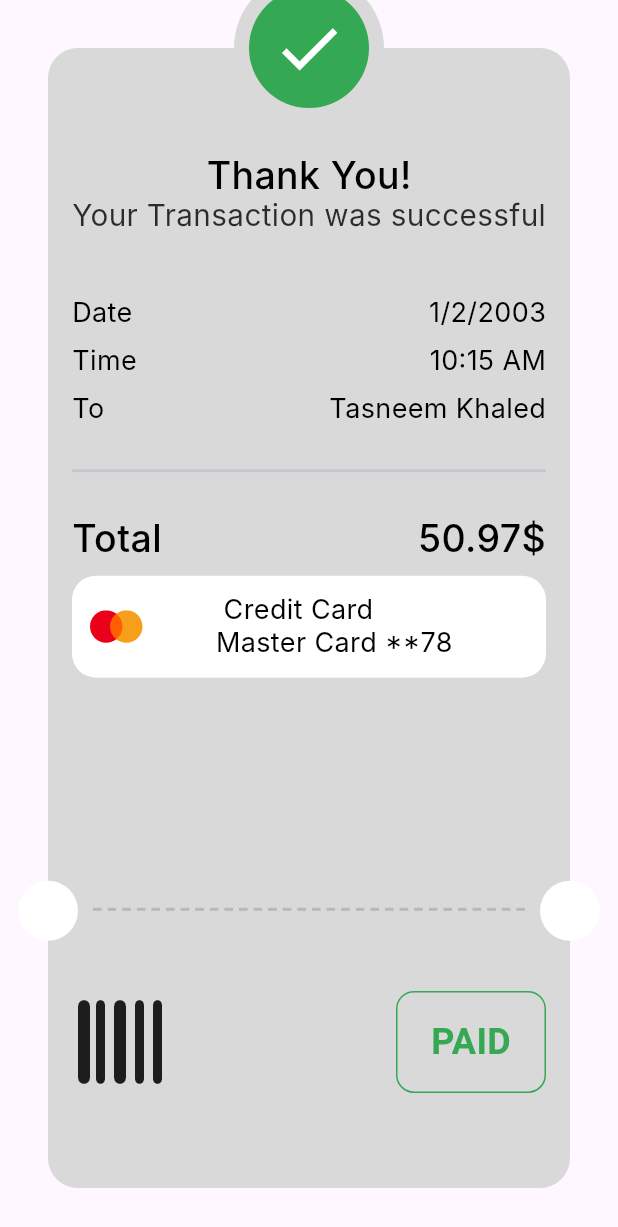
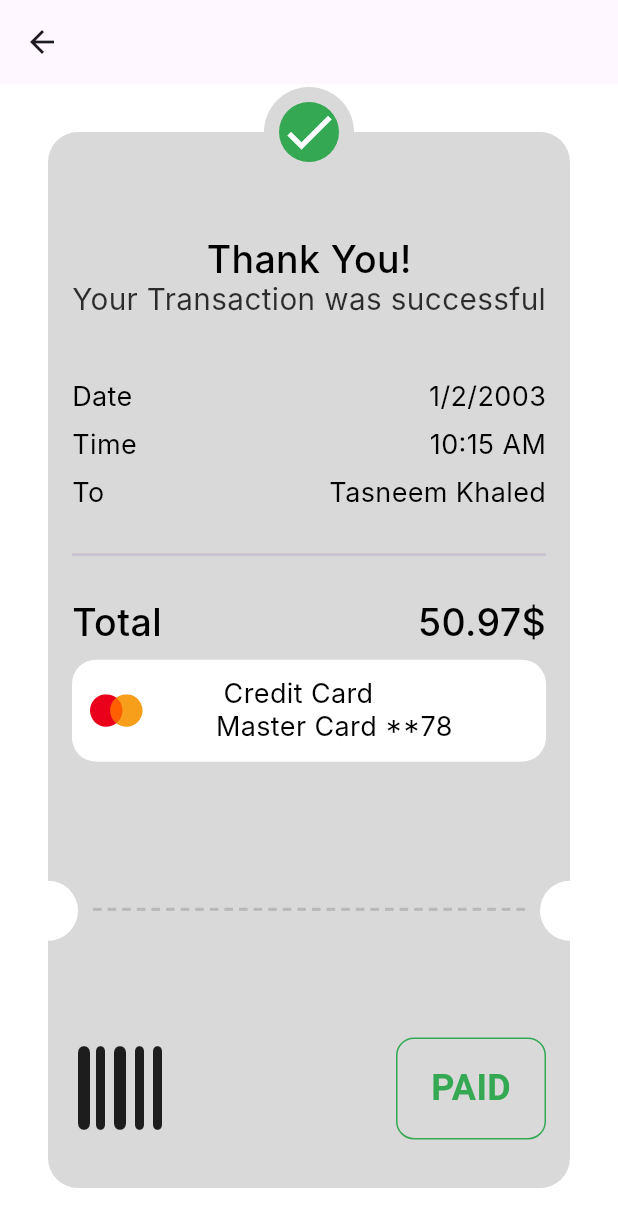
Before and after one commit to tasneemakhaled/flutter_payement_checkout, a Flutter app: the ThankYouView screen opened directly, on a phone screen of 412 x 824 dp. Shown: the top 1227 px of the screen. Run offline on Flutter 3.47's test engine with Material 3 defaults, Android fonts, the phone set to English and light mode, and no system bars; our stand-ins replace flutter_credit_card, flutter_svg, font_awesome_flutter; Roboto replaces fonts that are missing (Inter).

Commit message:
thank you view ui done

```diff
--- a/lib/Features/checkout/presentation/views/thank_you_view.dart
+++ b/lib/Features/checkout/presentation/views/thank_you_view.dart
@@ -7,6 +7,8 @@ class ThankYouView extends StatelessWidget {
   @override
   Widget build(BuildContext context) {
     return Scaffold(
+      backgroundColor: Colors.white,
+      appBar: AppBar(leading: Icon(Icons.arrow_back),),
       body: ThankYouViewBody(),
     );
   }
--- a/lib/Features/checkout/presentation/views/widgets/thank_you_card.dart
+++ b/lib/Features/checkout/presentation/views/widgets/thank_you_card.dart
@@ -73,7 +73,7 @@ class ThankYouCard extends StatelessWidget {
                   child: Center(child: Text('PAID',style: TextStyle(color: Color(0xff34a853),fontSize: 24,fontWeight: FontWeight.bold),)),
                 ),)
                 ],),
-                SizedBox(height: ((MediaQuery.sizeOf(context).height*.2+20)/2)-29,)
+                SizedBox(height: ((MediaQuery.sizeOf(context).height*.2+20)/2)-60,)
             ],),
         )
     );
--- a/lib/Features/checkout/presentation/views/widgets/thank_you_view_body.dart
+++ b/lib/Features/checkout/presentation/views/widgets/thank_you_view_body.dart
@@ -31,12 +31,12 @@ class ThankYouViewBody extends StatelessWidget {
            Positioned(
             left: 0,
             right: 0,
-            top: -50,
+            top: -30,
             child: CircleAvatar(
-              radius: 50,
+              radius: 30,
               backgroundColor: Color(0xffD9D9D9),child: CircleAvatar(
-                radius: 40,
-              backgroundColor: Color(0xff34A853),child: Icon(Icons.check,color: Colors.white,size: 50,),),))
+                radius: 20,
+              backgroundColor: Color(0xff34A853),child: Icon(Icons.check,color: Colors.white,size: 40,),),))
         ],
       ),
     );
```
